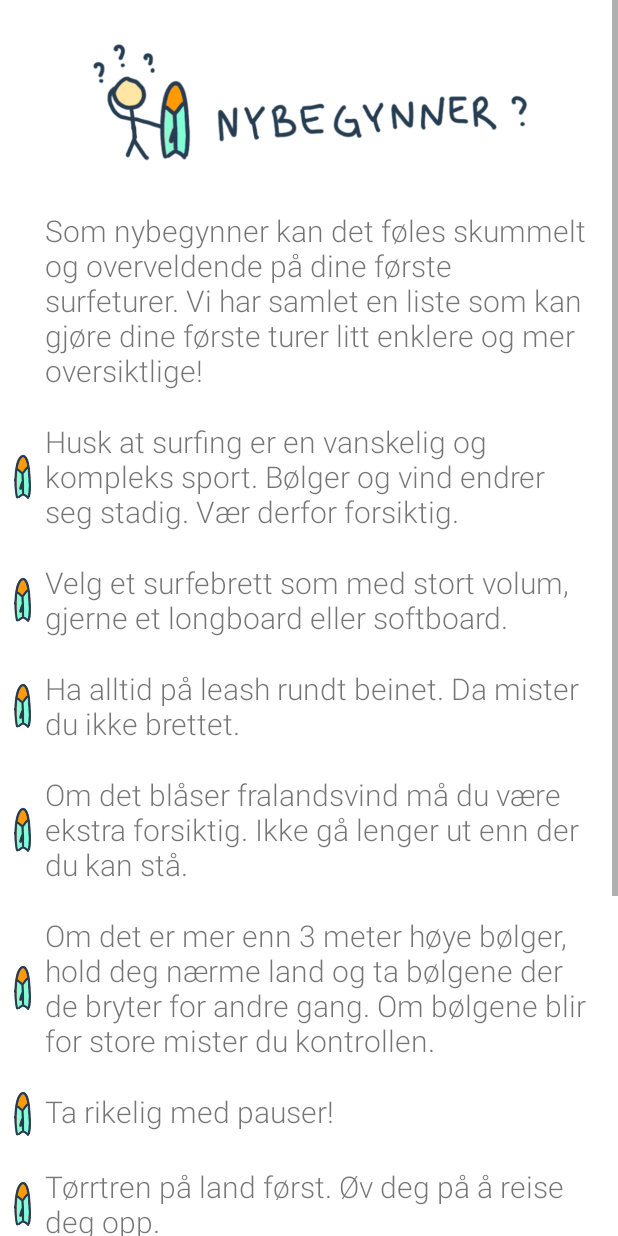
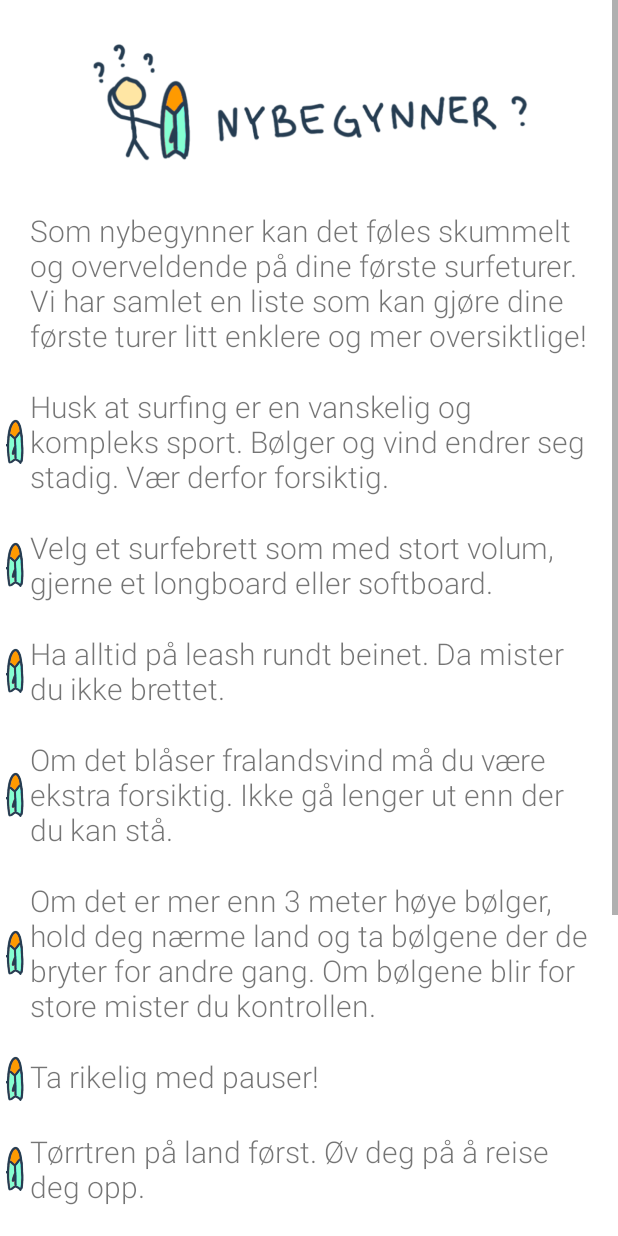
Before and after one commit to In2000Gruppe26/Surfeapp, an Android app: the layout activity_nybegynner.xml on its own in the app's theme, with its tools: preview values and no code run, on a phone screen of 412 x 824 dp. Run offline under Robolectric (Android 15) with nearby library versions, the phone set to English and light mode, and no system bars; Roboto replaces fonts that are not available here.

```diff
--- a/app/src/main/res/layout/activity_nybegynner.xml
+++ b/app/src/main/res/layout/activity_nybegynner.xml
@@ -26,7 +26,7 @@
                 android:layout_height="wrap_content"
                 android:textSize="20dp"
                 android:layout_marginBottom="20dp"
-                android:layout_marginLeft="30dp"
+                android:layout_marginLeft="20dp"
                 android:layout_marginRight="20dp"
                 android:text="@string/nyb_start" />
 
@@ -37,7 +37,7 @@
                 android:orientation="horizontal">
 
                 <ImageView
-                    android:layout_width="30dp"
+                    android:layout_width="20dp"
                     android:layout_height="30dp"
                     android:src="@drawable/surfebrett_bullet"
                     android:layout_gravity="center"
@@ -58,7 +58,7 @@
                 android:orientation="horizontal">
 
                 <ImageView
-                    android:layout_width="30dp"
+                    android:layout_width="20dp"
                     android:layout_height="30dp"
                     android:src="@drawable/surfebrett_bullet"
                     android:layout_gravity="center"
@@ -79,7 +79,7 @@
                 android:orientation="horizontal">
 
                 <ImageView
-                    android:layout_width="30dp"
+                    android:layout_width="20dp"
                     android:layout_height="30dp"
                     android:src="@drawable/surfebrett_bullet"
                     android:layout_gravity="center"
@@ -100,7 +100,7 @@
                 android:orientation="horizontal">
 
                 <ImageView
-                    android:layout_width="30dp"
+                    android:layout_width="20dp"
                     android:layout_height="30dp"
                     android:src="@drawable/surfebrett_bullet"
                     android:layout_gravity="center"
@@ -121,7 +121,7 @@
                 android:orientation="horizontal">
 
                 <ImageView
-                    android:layout_width="30dp"
+                    android:layout_width="20dp"
                     android:layout_height="30dp"
                     android:src="@drawable/surfebrett_bullet"
                     android:layout_gravity="center"
@@ -141,7 +141,7 @@
                 android:orientation="horizontal">
 
                 <ImageView
-                    android:layout_width="30dp"
+                    android:layout_width="20dp"
                     android:layout_height="30dp"
                     android:src="@drawable/surfebrett_bullet"
                     android:layout_gravity="center"
@@ -163,7 +163,7 @@
                 android:orientation="horizontal">
 
                 <ImageView
-                    android:layout_width="30dp"
+                    android:layout_width="20dp"
                     android:layout_height="30dp"
                     android:src="@drawable/surfebrett_bullet"
                     android:layout_gravity="center"
@@ -185,7 +185,7 @@
                 android:orientation="horizontal">
 
                 <ImageView
-                    android:layout_width="30dp"
+                    android:layout_width="20dp"
                     android:layout_height="30dp"
                     android:src="@drawable/surfebrett_bullet"
                     android:layout_gravity="center"
@@ -206,7 +206,7 @@
                 android:orientation="horizontal">
 
                 <ImageView
-                    android:layout_width="30dp"
+                    android:layout_width="20dp"
                     android:layout_height="30dp"
                     android:src="@drawable/surfebrett_bullet"
                     android:layout_gravity="center"
@@ -228,7 +228,7 @@
                 android:orientation="horizontal">
 
                 <ImageView
-                    android:layout_width="30dp"
+                    android:layout_width="20dp"
                     android:layout_height="30dp"
                     android:src="@drawable/surfebrett_bullet"
                     android:layout_gravity="center"
@@ -240,12 +240,6 @@
                     android:textSize="20dp"
                     android:text="@string/nyb10"/>
             </LinearLayout>
-
-
-
-
-
-
         </LinearLayout>
     </ScrollView>
 </RelativeLayout>
```
